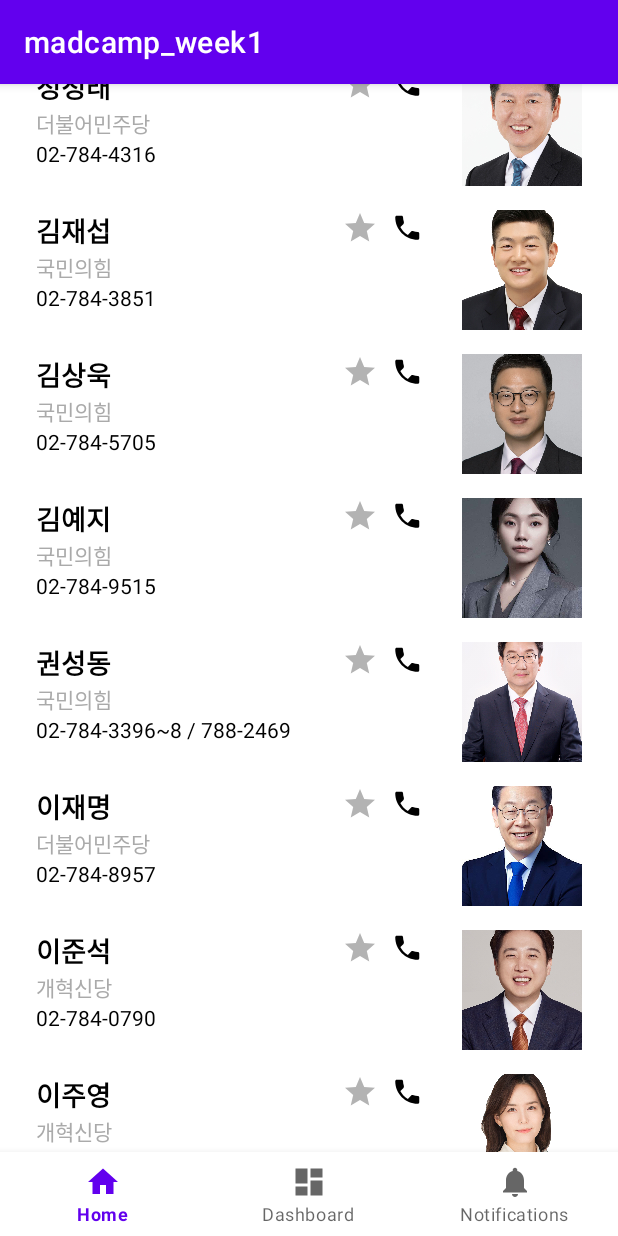
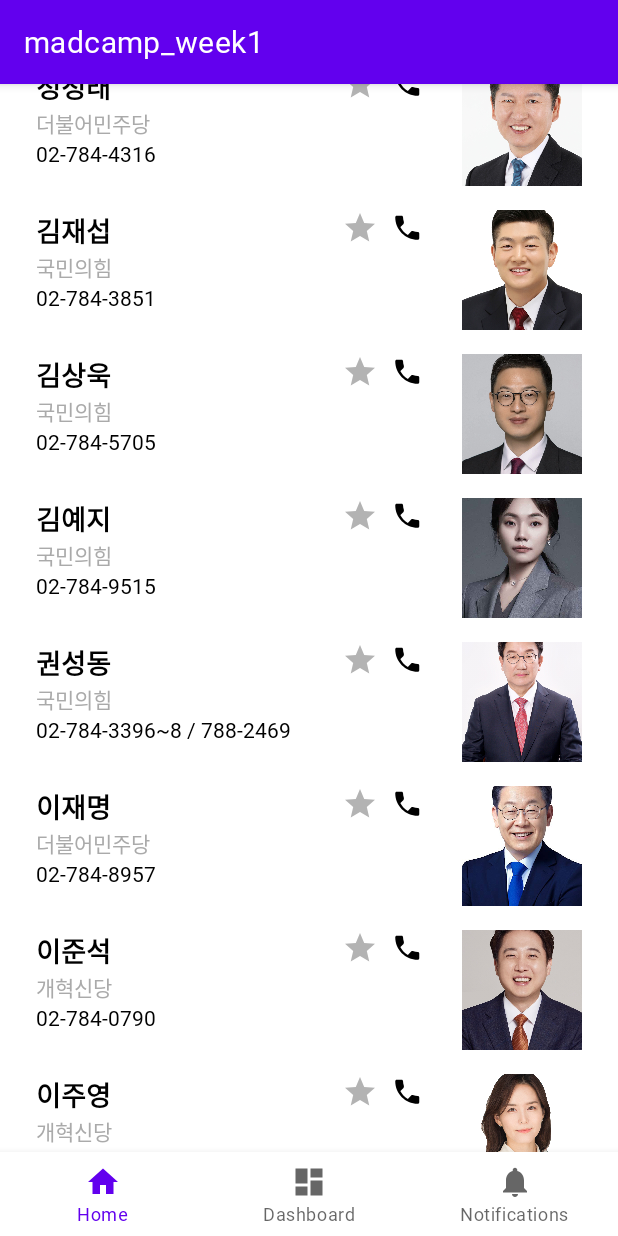
Before and after one commit to jh-benjamin/madcamp_1week, an Android app: the screen it shows after launch (MainActivity), scrolled down 996 dp, on a phone screen of 412 x 824 dp. Run offline under Robolectric (Android 15) with nearby library versions, the phone set to English and light mode, and no system bars; our stand-ins replace navigation-ui.

Commit message:
font_added

```diff
--- /dev/null
+++ b/app/src/main/res/font/font_family.xml
@@ -0,0 +1,25 @@
+<?xml version="1.0" encoding="utf-8"?>
+<font-family
+    xmlns:android="http://schemas.android.com/apk/res/android"
+    xmlns:app="http://schemas.android.com/apk/res-auto">
+
+    <!--regular-->
+    <font
+        android:font="@font/pretendardregular"
+        android:fontStyle="normal"
+        android:fontWeight="400"
+        app:font="@font/pretendardregular"
+        app:fontStyle="normal"
+        app:fontWeight="500" />
+
+    <!--bold-->
+    <font
+        android:font="@font/pretendardbold"
+        android:fontStyle="normal"
+        android:fontWeight="700"
+        app:font="@font/pretendardbold"
+        app:fontStyle="normal"
+        app:fontWeight="1000" />
+
+
+</font-family>
--- a/app/src/main/res/values/themes.xml
+++ b/app/src/main/res/values/themes.xml
@@ -12,5 +12,6 @@
         <!-- Status bar color. -->
         <item name="android:statusBarColor">?attr/colorPrimaryVariant</item>
         <!-- Customize your theme here. -->
+        <item name="android:fontFamily">@font/font_family</item>
     </style>
 </resources>
```
Also changed, not shown: 2 other files.
